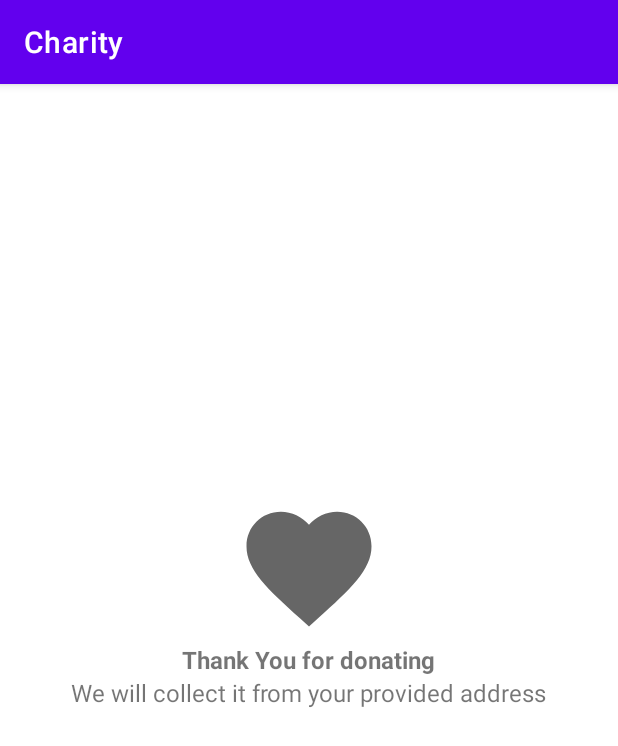
After one commit to AbhimanyuDeswal/Charity-App, an Android app: the ThankyouActivity screen opened directly, with no data from a screen before it, on a phone screen of 412 x 824 dp. The commit adds this screen. Shown: the top 746 px of the screen. Run offline under Robolectric (Android 15) with nearby library versions, the phone set to English and light mode, and no system bars.

Commit message:
Add ThankyouActivity

```diff
--- a/app/build.gradle
+++ b/app/build.gradle
@@ -1,6 +1,10 @@
 plugins {
     id 'com.android.application'
 }
+
+def secretPropertiesFile = rootProject.file("secret.properties");
+def secretProperties = new Properties()
+secretProperties.load(new FileInputStream(secretPropertiesFile))
 
 android {
     compileSdkVersion 30
@@ -14,6 +18,8 @@ android {
         versionName "1.0"
 
         testInstrumentationRunner "androidx.test.runner.AndroidJUnitRunner"
+
+        buildConfigField("String", "database_url", secretProperties["database_url"])
     }
 
     buildTypes {
--- a/app/src/main/AndroidManifest.xml
+++ b/app/src/main/AndroidManifest.xml
@@ -11,6 +11,9 @@
         android:roundIcon="@mipmap/ic_launcher_round"
         android:supportsRtl="true"
         android:theme="@style/Theme.Charity">
+        <activity
+            android:name=".ThankyouActivity"
+            android:exported="false" />
         <activity
             android:name=".activity.HistoryActivity"
             android:exported="false" />
--- a/app/src/main/java/com/abhimanyu/charity/MainActivity.java
+++ b/app/src/main/java/com/abhimanyu/charity/MainActivity.java
@@ -48,7 +48,7 @@ public class MainActivity extends AppCompatActivity {
         adapter = new NGOAdapter(NGOList);
         recyclerView.setAdapter(adapter);
 
-        FirebaseDatabase.getInstance("https://charity-app-android-default-rtdb.asia-southeast1.firebasedatabase.app/").getReference().child("NGO").addValueEventListener(new ValueEventListener() {
+        FirebaseDatabase.getInstance(BuildConfig.database_url).getReference().child("NGO").addValueEventListener(new ValueEventListener() {
             @Override
             public void onDataChange(@NonNull DataSnapshot snapshot) {
                 NGOList.clear();
--- /dev/null
+++ b/app/src/main/java/com/abhimanyu/charity/ThankyouActivity.java
@@ -0,0 +1,34 @@
+package com.abhimanyu.charity;
+
+import androidx.appcompat.app.AppCompatActivity;
+
+import android.content.Intent;
+import android.os.Bundle;
+import android.os.Handler;
+
+import com.abhimanyu.charity.activity.SplashActivity;
+import com.abhimanyu.charity.activity.UserEmailLoginActivity;
+
+public class ThankyouActivity extends AppCompatActivity {
+
+    @Override
+    protected void onCreate(Bundle savedInstanceState) {
+        super.onCreate(savedInstanceState);
+        setContentView(R.layout.activity_thankyou);
+
+        new Handler().postDelayed(new Runnable() {
+            @Override
+            public void run() {
+                Intent intent = new Intent(ThankyouActivity.this, MainActivity.class);
+                startActivity(intent);
+                finish();
+            }
+        },3000);
+
+    }
+    public void onBackPressed() {
+        super.onBackPressed();
+        finish();
+        System.exit(0);
+    }
+}
--- a/app/src/main/java/com/abhimanyu/charity/activity/HistoryActivity.java
+++ b/app/src/main/java/com/abhimanyu/charity/activity/HistoryActivity.java
@@ -8,6 +8,7 @@ import androidx.recyclerview.widget.RecyclerView;
 import android.os.Bundle;
 import android.widget.Toast;
 
+import com.abhimanyu.charity.BuildConfig;
 import com.abhimanyu.charity.History;
 import com.abhimanyu.charity.HistoryAdapter;
 import com.abhimanyu.charity.NGO;
@@ -50,7 +51,7 @@ public class HistoryActivity extends AppCompatActivity {
 
 
 
-        FirebaseDatabase.getInstance("https://charity-app-android-default-rtdb.asia-southeast1.firebasedatabase.app/").getReference().child("History").child(uid).addValueEventListener(new ValueEventListener() {
+        FirebaseDatabase.getInstance(BuildConfig.database_url).getReference().child("History").child(uid).addValueEventListener(new ValueEventListener() {
             @Override
             public void onDataChange(@NonNull DataSnapshot snapshot) {
                 historyList.clear();
--- a/app/src/main/java/com/abhimanyu/charity/activity/RestorePassword.java
+++ b/app/src/main/java/com/abhimanyu/charity/activity/RestorePassword.java
@@ -21,7 +21,6 @@ import com.google.firebase.auth.FirebaseUser;
 
 public class RestorePassword extends AppCompatActivity {
 
-    Button resetbtn;
     EditText useremail;
     private FirebaseAuth mAuth;
     private ProgressDialog pd;
--- a/app/src/main/java/com/abhimanyu/charity/activity/UserAccountActivity.java
+++ b/app/src/main/java/com/abhimanyu/charity/activity/UserAccountActivity.java
@@ -6,6 +6,7 @@ import androidx.appcompat.app.AppCompatActivity;
 
 import android.app.ProgressDialog;
 import android.content.Context;
+import android.content.Intent;
 import android.os.Bundle;
 import android.view.MenuItem;
 import android.view.View;
@@ -13,7 +14,9 @@ import android.widget.Button;
 import android.widget.EditText;
 import android.widget.Toast;
 
+import com.abhimanyu.charity.BuildConfig;
 import com.abhimanyu.charity.R;
+import com.abhimanyu.charity.ThankyouActivity;
 import com.abhimanyu.charity.User;
 import com.google.android.gms.tasks.OnFailureListener;
 import com.google.android.gms.tasks.OnSuccessListener;
@@ -69,7 +72,7 @@ public class UserAccountActivity extends AppCompatActivity {
         progressDialog.setMessage("Saving...");
 
         uid = FirebaseAuth.getInstance().getCurrentUser().getUid();
-        databaseReference = FirebaseDatabase.getInstance("https://charity-app-android-default-rtdb.asia-southeast1.firebasedatabase.app/").getReference("Users").child(uid);
+        databaseReference = FirebaseDatabase.getInstance(BuildConfig.database_url).getReference("Users").child(uid);
 
         if (uid != null) {
             loadData();
--- /dev/null
+++ b/app/src/main/res/drawable/ic_favorite.xml
@@ -0,0 +1,10 @@
+<vector xmlns:android="http://schemas.android.com/apk/res/android"
+    android:width="24dp"
+    android:height="24dp"
+    android:viewportWidth="24"
+    android:viewportHeight="24"
+    android:tint="?attr/colorControlNormal">
+  <path
+      android:fillColor="@android:color/white"
+      android:pathData="M12,21.35l-1.45,-1.32C5.4,15.36 2,12.28 2,8.5 2,5.42 4.42,3 7.5,3c1.74,0 3.41,0.81 4.5,2.09C13.09,3.81 14.76,3 16.5,3 19.58,3 22,5.42 22,8.5c0,3.78 -3.4,6.86 -8.55,11.54L12,21.35z"/>
+</vector>
--- a/app/src/main/res/layout/activity_donation.xml
+++ b/app/src/main/res/layout/activity_donation.xml
@@ -102,7 +102,7 @@
                     android:id="@+id/amount"
                     android:layout_width="match_parent"
                     android:layout_height="wrap_content"
-                    android:hint="Amount" />
+                    android:hint="Note" />
             </com.google.android.material.textfield.TextInputLayout>
         </LinearLayout>
 
--- /dev/null
+++ b/app/src/main/res/layout/activity_thankyou.xml
@@ -0,0 +1,30 @@
+<?xml version="1.0" encoding="utf-8"?>
+<RelativeLayout xmlns:android="http://schemas.android.com/apk/res/android"
+    xmlns:app="http://schemas.android.com/apk/res-auto"
+    xmlns:tools="http://schemas.android.com/tools"
+    android:layout_width="match_parent"
+    android:layout_height="match_parent"
+    tools:context=".ThankyouActivity">
+
+    <ImageView
+        android:layout_width="100dp"
+        android:layout_height="100dp"
+        android:src="@drawable/ic_favorite"
+        android:layout_above="@+id/textView2"
+        android:layout_centerHorizontal="true"/>
+    <TextView
+        android:id="@+id/textView2"
+        android:layout_width="wrap_content"
+        android:layout_height="wrap_content"
+        android:text="Thank You for donating"
+        android:textSize="16dp"
+        android:textStyle="bold"
+        android:layout_centerInParent="true"/>
+    <TextView
+        android:layout_width="wrap_content"
+        android:layout_height="wrap_content"
+        android:text="We will collect it from your provided address"
+        android:textSize="16sp"
+        android:layout_below="@+id/textView2"
+        android:layout_centerHorizontal="true"/>
+</RelativeLayout>
--- a/app/src/main/res/layout/activity_user_email_signup.xml
+++ b/app/src/main/res/layout/activity_user_email_signup.xml
@@ -16,8 +16,8 @@
 
         <ImageView
             android:id="@+id/imageView5"
-            android:layout_width="wrap_content"
-            android:layout_height="64dp"
+            android:layout_width="150dp"
+            android:layout_height="150dp"
             app:layout_constraintBottom_toBottomOf="parent"
             app:layout_constraintEnd_toEndOf="parent"
             app:layout_constraintHorizontal_bias="0.497"
--- a/app/src/main/res/layout/history.xml
+++ b/app/src/main/res/layout/history.xml
@@ -62,7 +62,7 @@
                     android:layout_height="wrap_content"
                     android:layout_weight="1"
                     android:textSize="16dp"
-                    android:text="Amount"/>
+                    android:text="Note"/>
                 <TextView
                     android:id="@+id/amountHistory"
                     android:layout_width="0dp"
```
Also changed, not shown: app/src/main/java/com/abhimanyu/charity/activity/DonationActivity.java (+7 -2 lines), app/src/main/res/layout/activity_user_email_login.xml (+4 -3 lines), 2 other files.
